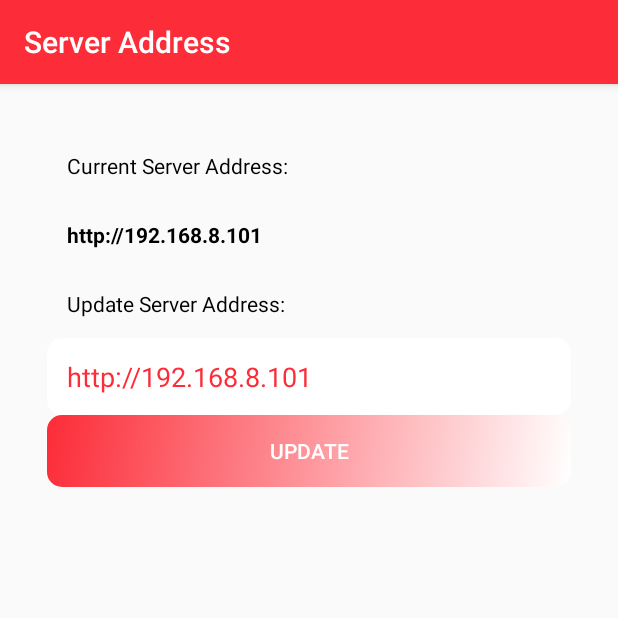
After one commit to HayroyalDev/MychatAndroid, an Android app: the IpActivity screen opened directly, with no data from a screen before it, on a phone screen of 412 x 824 dp, the top half of it. The commit adds this screen. Run offline under Robolectric (Android 15) with nearby library versions, the phone set to English and light mode, and no system bars; our stand-ins replace sdp/ssp sizes.

Commit message:
"chat finished"

```diff
--- a/app/build.gradle
+++ b/app/build.gradle
@@ -21,6 +21,9 @@ android {
             proguardFiles getDefaultProguardFile('proguard-android.txt'), 'proguard-rules.pro'
         }
     }
+    packagingOptions {
+        exclude 'META-INF/rxjava.properties'
+    }
 }
 
 dependencies {
--- a/app/src/main/AndroidManifest.xml
+++ b/app/src/main/AndroidManifest.xml
@@ -35,6 +35,10 @@
                 android:name="android.support.PARENT_ACTIVITY"
                 android:value="com.hayroyalconsult.maverickstl.mychat.activity.ChatActivity" />
         </activity>
+        <activity
+            android:name=".activity.IpActivity"
+            android:label="@string/title_activity_ip"
+            android:theme="@style/AppTheme"></activity>
     </application>
 
 </manifest>
--- a/app/src/main/java/com/hayroyalconsult/maverickstl/mychat/activity/ChatActivity.kt
+++ b/app/src/main/java/com/hayroyalconsult/maverickstl/mychat/activity/ChatActivity.kt
@@ -177,6 +177,9 @@ class ChatActivity : AppCompatActivity() {
             R.id.search -> {
                 showSearchDialog()
             }
+            R.id.change_ip -> {
+                startActivity(Intent(this@ChatActivity, IpActivity::class.java))
+            }
             R.id.sign_out -> {
                 db!!.truncateMessage()
                 appPreference!!.clear()
--- /dev/null
+++ b/app/src/main/java/com/hayroyalconsult/maverickstl/mychat/activity/IpActivity.kt
@@ -0,0 +1,45 @@
+package com.hayroyalconsult.maverickstl.mychat.activity
+
+import android.content.Intent
+import android.os.Bundle
+import android.support.design.widget.FloatingActionButton
+import android.support.design.widget.Snackbar
+import android.support.v7.app.AppCompatActivity
+import android.support.v7.widget.Toolbar
+import android.util.Log
+import android.view.View
+import android.widget.EditText
+import android.widget.Toast
+
+import com.hayroyalconsult.maverickstl.mychat.R
+import com.hayroyalconsult.maverickstl.mychat.services.BackgroundService
+import com.hayroyalconsult.maverickstl.mychat.utility.AppPreferences
+import kotlinx.android.synthetic.main.activity_ip.*
+
+class IpActivity : AppCompatActivity() {
+
+    override fun onCreate(savedInstanceState: Bundle?) {
+        super.onCreate(savedInstanceState)
+        setContentView(R.layout.activity_ip)
+        setSupportActionBar(toolbar)
+        val appPreferences = AppPreferences(this)
+        val old_add = appPreferences.getBaseUrl().replace(":8000/api/","")
+        server_address.text = old_add
+        new_server_address.setText(old_add)
+        btn_server_change.setOnClickListener {
+            if(new_server_address.text.toString().isNotEmpty()){
+                appPreferences.setBaseUrl(new_server_address.text.toString())
+                stopService(Intent(this, BackgroundService::class.java))
+                startService(Intent(this, BackgroundService::class.java))
+                Toast.makeText(this,"Server Address Updated", Toast.LENGTH_SHORT).show()
+                val new = appPreferences.getBaseUrl().replace(":8000/api/","")
+                server_address.text = new
+                new_server_address.setText(new)
+            }else{
+                Toast.makeText(this,"Invalid Entry, Please Try Again", Toast.LENGTH_SHORT).show()
+            }
+        }
+
+    }
+
+}
--- a/app/src/main/java/com/hayroyalconsult/maverickstl/mychat/activity/SplashActivity.kt
+++ b/app/src/main/java/com/hayroyalconsult/maverickstl/mychat/activity/SplashActivity.kt
@@ -75,7 +75,8 @@ class SplashActivity : AppCompatActivity() {
     }
 
     private fun createOrLogUser() {
-        retrofitClient = RetrofitClient(this, RetrofitClient.Defaulthost)
+        Log.e(TAG, appPreferences!!.getBaseUrl())
+        retrofitClient  = RetrofitClient(this, appPreferences!!.getBaseUrl())
         retrofitClient!!.apiService!!.createOrLogUser(select, username.text.toString(), password.text.toString())
                 .subscribeOn(Schedulers.newThread())
                 .observeOn(AndroidSchedulers.mainThread())
--- a/app/src/main/java/com/hayroyalconsult/maverickstl/mychat/activity/ViewActivity.kt
+++ b/app/src/main/java/com/hayroyalconsult/maverickstl/mychat/activity/ViewActivity.kt
@@ -158,7 +158,7 @@ class ViewActivity : AppCompatActivity() {
 
     private fun sendMessage(msg : Message) {
         Log.e(TAG, "Send Message")
-        retrofitClient = RetrofitClient(this,RetrofitClient.Defaulthost)
+        retrofitClient  = RetrofitClient(this, appPreference!!.getBaseUrl())
         retrofitClient!!.apiService!!.sendMessage(msg.mid!!,msg.from!!, msg.to!!, msg.message!!)
                 .subscribeOn(Schedulers.newThread())
                 .observeOn(AndroidSchedulers.mainThread())
@@ -193,7 +193,7 @@ class ViewActivity : AppCompatActivity() {
 
     private fun updateStatusApi(mid : String){
         Log.e(TAG, "Get New Friends")
-        retrofitClient = RetrofitClient(this, RetrofitClient.Defaulthost)
+        retrofitClient  = RetrofitClient(this, appPreference!!.getBaseUrl())
         retrofitClient!!.apiService!!.setMessageStatus(mid, 3)
                 .subscribeOn(Schedulers.newThread())
                 .observeOn(AndroidSchedulers.mainThread())
--- a/app/src/main/java/com/hayroyalconsult/maverickstl/mychat/adapters/ViewChatAdapter.kt
+++ b/app/src/main/java/com/hayroyalconsult/maverickstl/mychat/adapters/ViewChatAdapter.kt
@@ -52,7 +52,7 @@ class ViewChatAdapter(var context: Context, var list: ArrayList<Message>, var us
         }
         holder.time!!.text = list[position].created_at
         holder.message!!.text = list[position].message
-        return convertView!!
+        return convertView
     }
 
     override fun getItemViewType(position: Int): Int {
--- a/app/src/main/java/com/hayroyalconsult/maverickstl/mychat/services/BackgroundService.kt
+++ b/app/src/main/java/com/hayroyalconsult/maverickstl/mychat/services/BackgroundService.kt
@@ -17,7 +17,6 @@ import com.hayroyalconsult.maverickstl.mychat.response.Response
 import com.hayroyalconsult.maverickstl.mychat.utility.AppPreferences
 import com.hayroyalconsult.maverickstl.mychat.utility.DbHelper
 import com.hayroyalconsult.maverickstl.mychat.utility.ModelConverter
-import kotlinx.android.synthetic.main.activity_splash.*
 import rx.Subscriber
 import rx.android.schedulers.AndroidSchedulers
 import rx.schedulers.Schedulers
@@ -45,7 +44,7 @@ class BackgroundService : Service(){
         //appPreferences!!.setFriends(null)
         user  = ModelConverter.GsonToClass<User>(appPreferences!!.getUser()!!)
         context = this
-        retrofitClient  = RetrofitClient(this, RetrofitClient.Defaulthost)
+        retrofitClient  = RetrofitClient(this, appPreferences!!.getBaseUrl())
         dbHelper = DbHelper(this).open()
         Log.e(TAG, "Service Created + $user!!")
         try{
--- /dev/null
+++ b/app/src/main/res/layout/activity_ip.xml
@@ -0,0 +1,69 @@
+<?xml version="1.0" encoding="utf-8"?>
+<android.support.design.widget.CoordinatorLayout xmlns:android="http://schemas.android.com/apk/res/android"
+    xmlns:app="http://schemas.android.com/apk/res-auto"
+    xmlns:tools="http://schemas.android.com/tools"
+    android:layout_width="match_parent"
+    android:layout_height="match_parent"
+    tools:context="com.hayroyalconsult.maverickstl.mychat.activity.IpActivity">
+
+    <LinearLayout
+        android:layout_width="match_parent"
+        android:layout_height="wrap_content"
+        android:orientation="vertical">
+        <android.support.design.widget.AppBarLayout
+            android:layout_width="match_parent"
+            android:layout_height="wrap_content"
+            android:theme="@style/AppTheme.AppBarOverlay">
+
+            <android.support.v7.widget.Toolbar
+                app:title="Server Address"
+                android:id="@+id/toolbar"
+                android:layout_width="match_parent"
+                android:layout_height="?attr/actionBarSize"
+                android:background="?attr/colorPrimary"
+                app:popupTheme="@style/AppTheme.PopupOverlay" />
+
+        </android.support.design.widget.AppBarLayout>
+        <LinearLayout
+            android:layout_width="match_parent"
+            android:layout_height="wrap_content"
+            android:orientation="vertical"
+            android:layout_margin="@dimen/_24sdp">
+            <TextView
+                android:layout_width="wrap_content"
+                android:layout_height="wrap_content"
+                android:padding="@dimen/_10sdp"
+                android:text="Current Server Address: "/>
+
+            <TextView
+                android:id="@+id/server_address"
+                android:layout_width="wrap_content"
+                android:layout_height="wrap_content"
+                android:padding="@dimen/_10sdp"
+                android:text="http://198.162.8.101"
+                android:textStyle="bold"/>
+
+            <TextView
+                android:layout_width="wrap_content"
+                android:layout_height="wrap_content"
+                android:padding="@dimen/_10sdp"
+                android:paddingRight="@dimen/_10sdp"
+                android:text="Update Server Address: "/>
+
+            <EditText
+                android:id="@+id/new_server_address"
+                android:layout_width="match_parent"
+                android:layout_height="wrap_content"
+                android:hint="New Server Address"
+                android:padding="@dimen/_10sdp"
+                style="@style/editStyle"/>
+
+            <Button
+                android:id="@+id/btn_server_change"
+                android:layout_width="match_parent"
+                android:layout_height="wrap_content"
+                android:text="Update"
+                />
+        </LinearLayout>
+    </LinearLayout>
+</android.support.design.widget.CoordinatorLayout>
--- a/app/src/main/res/menu/chat_menu.xml
+++ b/app/src/main/res/menu/chat_menu.xml
@@ -8,6 +8,10 @@
         android:icon="@android:drawable/ic_menu_search"
         app:showAsAction="always"/>
     <item
+        android:title="Change Ip Address"
+        android:id="@+id/change_ip"
+        app:showAsAction="never"/>
+    <item
         android:title="Sign Out"
         android:id="@+id/sign_out"
         app:showAsAction="never"/>
--- a/app/src/main/res/values/strings.xml
+++ b/app/src/main/res/values/strings.xml
@@ -2,4 +2,5 @@
     <string name="app_name">MyChat</string>
     <string name="title_activity_chat">ChatActivity</string>
     <string name="title_activity_view">ViewActivity</string>
+    <string name="title_activity_ip">IpActivity</string>
 </resources>
```
Also changed, not shown: app/src/main/java/com/hayroyalconsult/maverickstl/mychat/utility/AppPreferences.kt (+13 -0 lines), app/src/main/res/drawable/chat.png (deleted), 1 other file.
